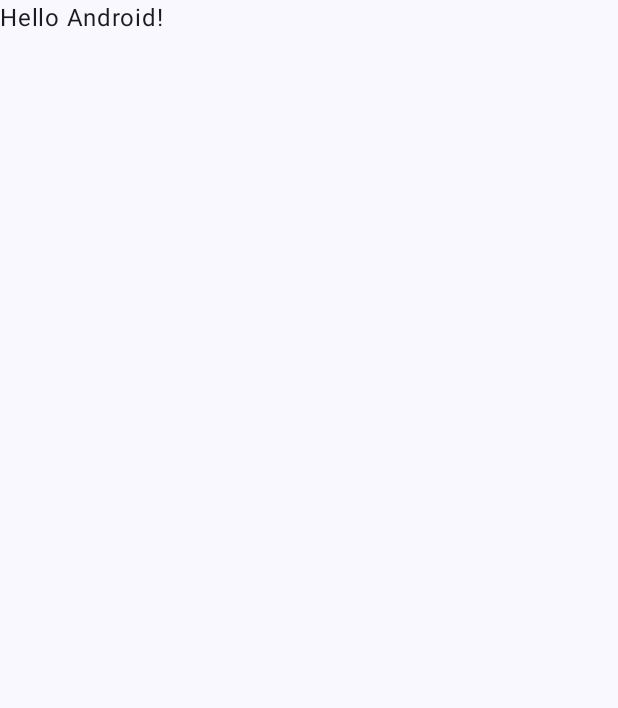
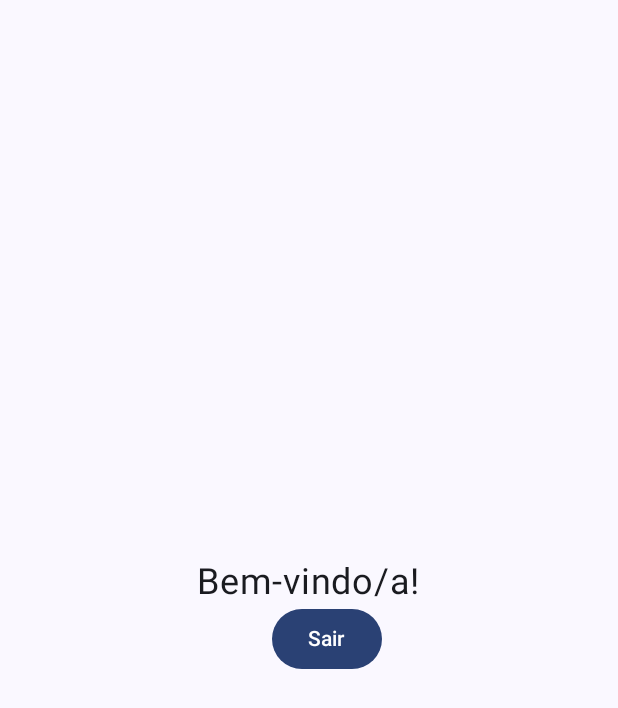
Before and after one commit to lanarayanne/PetPlace, an Android app built with Jetpack Compose: the MainActivity screen opened directly, with no data from a screen before it, on a phone screen of 412 x 824 dp. Before the commit the part shown is almost empty. Shown: the top 708 px of the screen. Run offline under Robolectric (Android 15) with nearby library versions, the phone set to English and light mode, and no system bars.

Commit message:
add home page

```diff
--- a/app/src/main/java/com/petplace/LoginActivity.kt
+++ b/app/src/main/java/com/petplace/LoginActivity.kt
@@ -1,6 +1,8 @@
 package com.petplace
 
 import android.app.Activity
+import android.content.Intent
+import android.content.Intent.FLAG_ACTIVITY_SINGLE_TOP
 import android.os.Bundle
 import android.widget.Toast
 import androidx.activity.ComponentActivity
@@ -133,7 +135,12 @@ fun LoginPage(modifier: Modifier = Modifier) {
             ),
             onClick = {
             Toast.makeText(activity, "Login OK!", Toast.LENGTH_LONG).show()
-        } ) {
+                activity.startActivity(
+                    Intent(activity, MainActivity::class.java).setFlags(
+                        FLAG_ACTIVITY_SINGLE_TOP
+                    )
+                )
+            } ) {
             Text("Entrar")
         }
 
--- a/app/src/main/java/com/petplace/MainActivity.kt
+++ b/app/src/main/java/com/petplace/MainActivity.kt
@@ -1,16 +1,27 @@
 package com.petplace
 
+import android.app.Activity
 import android.os.Bundle
 import androidx.activity.ComponentActivity
+import androidx.activity.compose.LocalActivity
 import androidx.activity.compose.setContent
 import androidx.activity.enableEdgeToEdge
+import androidx.compose.foundation.layout.Arrangement
+import androidx.compose.foundation.layout.Column
+import androidx.compose.foundation.layout.Row
+import androidx.compose.foundation.layout.Spacer
 import androidx.compose.foundation.layout.fillMaxSize
 import androidx.compose.foundation.layout.padding
+import androidx.compose.foundation.layout.size
+import androidx.compose.material3.Button
 import androidx.compose.material3.Scaffold
 import androidx.compose.material3.Text
 import androidx.compose.runtime.Composable
+import androidx.compose.ui.Alignment.Companion.CenterHorizontally
 import androidx.compose.ui.Modifier
 import androidx.compose.ui.tooling.preview.Preview
+import androidx.compose.ui.unit.dp
+import androidx.compose.ui.unit.sp
 import com.petplace.ui.theme.PetPlaceTheme
 
 class MainActivity : ComponentActivity() {
@@ -20,8 +31,7 @@ class MainActivity : ComponentActivity() {
         setContent {
             PetPlaceTheme {
                 Scaffold(modifier = Modifier.fillMaxSize()) { innerPadding ->
-                    Greeting(
-                        name = "Android",
+                    HomePage(
                         modifier = Modifier.padding(innerPadding)
                     )
                 }
@@ -45,3 +55,28 @@ fun GreetingPreview() {
         Greeting("Android")
     }
 }
+
+@Composable
+fun HomePage(modifier: Modifier = Modifier) {
+    val activity = LocalActivity.current as Activity
+    Column(
+        modifier = modifier.padding(16.dp).fillMaxSize(),
+        verticalArrangement = Arrangement.Center,
+        horizontalAlignment = CenterHorizontally,
+    ) {
+        Text(
+            text = "Bem-vindo/a!",
+            fontSize = 24.sp
+        )
+
+        Row(modifier = modifier) {
+
+            Spacer(modifier = modifier.size(24.dp))
+            Button(
+                onClick = { activity.finish() },
+            ) {
+                Text("Sair")
+            }
+        }
+    }
+}
```
